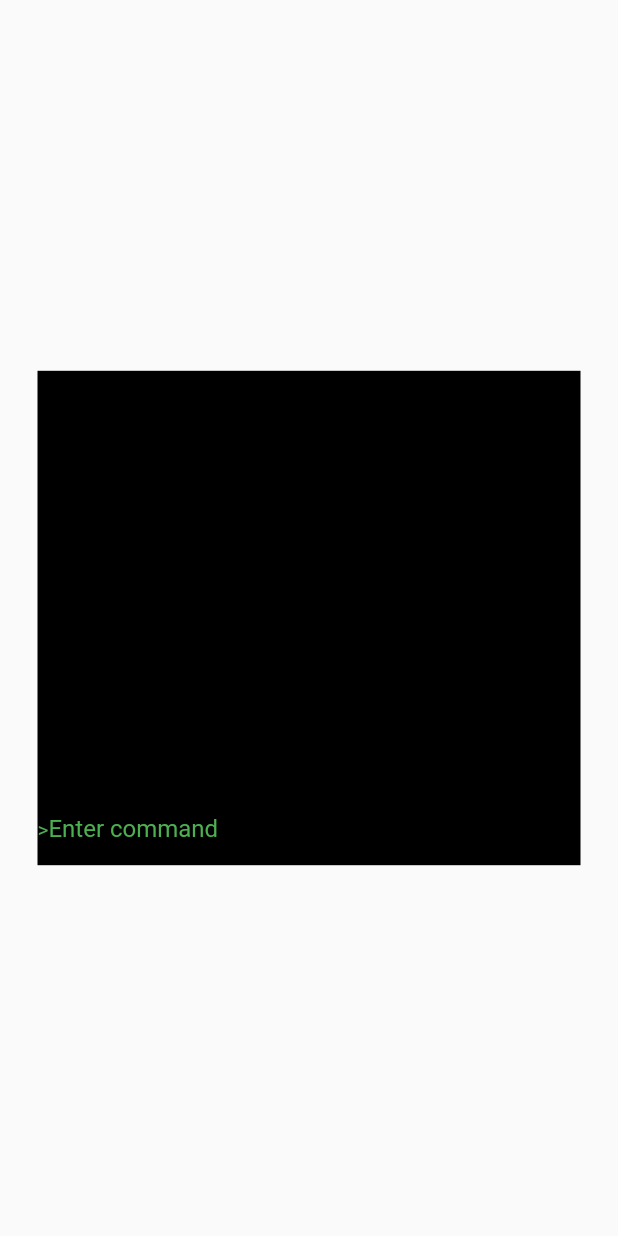
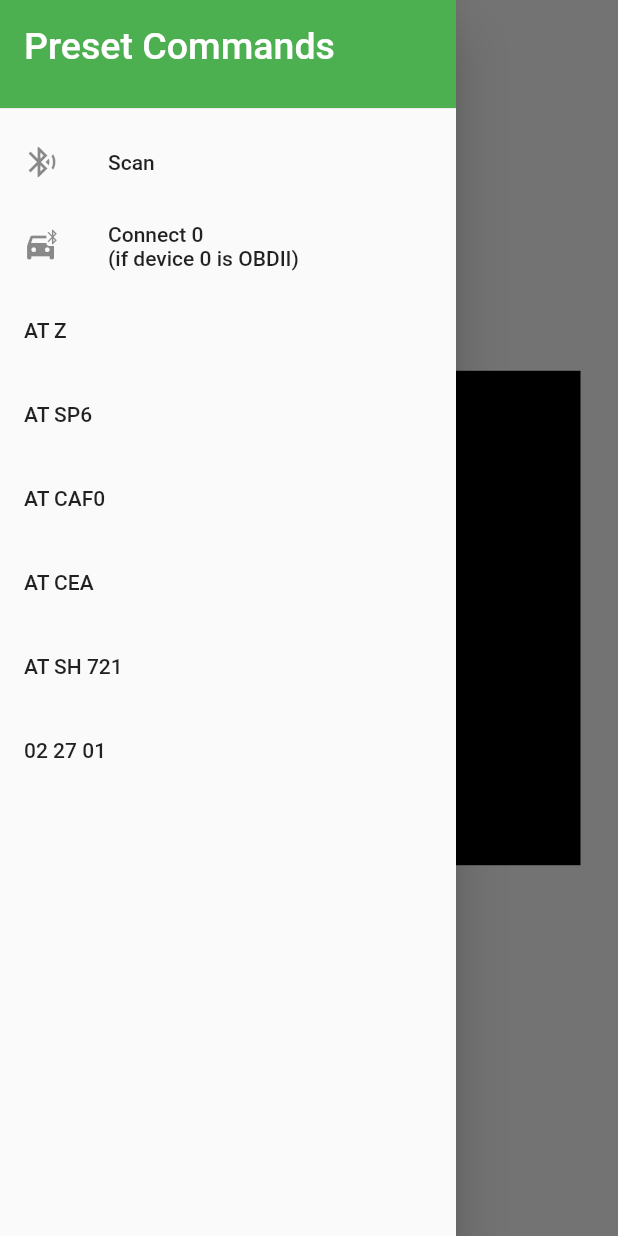
Before and after one commit to Keatr0n/obd_tuner, a Flutter app: the screen it shows after launch, with the side drawer open (before the commit the screen has no drawer), on a phone screen of 412 x 824 dp. Run offline on Flutter 3.47's test engine with Material 2 defaults, Android fonts, the phone set to English and light mode, and no system bars; our stand-ins replace flutter_blue, flutter_bluetooth_serial, permission_handler.

Commit message:
Add in some initial quick button commands

```diff
--- a/lib/main.dart
+++ b/lib/main.dart
@@ -1,4 +1,5 @@
 import 'package:flutter/material.dart';
+import 'package:obd_tuner/widgets/preset_commands_menu.dart';
 import 'package:obd_tuner/widgets/terminal.dart';
 
 void main() {
@@ -30,17 +31,26 @@ class HomePage extends StatefulWidget {
 class _HomePageState extends State<HomePage> {
   @override
   Widget build(BuildContext context) {
+
+    GlobalKey<TerminalState> termKey = GlobalKey<TerminalState>();
+
+    Terminal term = Terminal(
+      key: termKey,
+      height: MediaQuery.of(context).size.width * 0.8,
+      width: MediaQuery.of(context).size.width - 50,
+    );
+
+
+
     return Scaffold(
+      drawer: PresetCommandsMenu( (command) => termKey.currentState!.onNewCommand(command) ),
       body: Center(
         child: Column(
           mainAxisAlignment: MainAxisAlignment.center,
           crossAxisAlignment: CrossAxisAlignment.center,
           children: [
             // add some sort of bluetooth setup here with a status indicator
-            Terminal(
-              height: MediaQuery.of(context).size.width * 0.8,
-              width: MediaQuery.of(context).size.width - 50,
-            ),
+            term,
             // put a list of preset commands here
           ],
         ),
--- /dev/null
+++ b/lib/widgets/preset_commands_menu.dart
@@ -0,0 +1,72 @@
+
+import 'package:flutter/material.dart';
+
+// The terminal interface is awesome - but who wants to type anything,
+// so lets put the requested test commands into the side menu.
+// NB : We would have a data file of all available OBCII commands in a real app,
+//      I didn't find a good one to pull in, so this is all that we are doing in the PoC.
+class PresetCommandsMenu extends StatelessWidget {
+
+  final void Function(String) _callback;
+
+  final List<String> commandsList = [
+  'AT Z',
+  'AT SP6',
+  'AT CAF0',
+  'AT CEA',
+  'AT SH 721',
+  '02 27 01',
+  ];
+
+  PresetCommandsMenu(
+    this._callback,
+    {Key? key}
+  ) : super(key: key);
+
+  @override
+  Widget build(BuildContext context) {
+
+    void closeMenuAndCallback(String command) {
+      Navigator.of(context).pop();
+      _callback(command);
+    }
+
+    return Drawer(
+      child: ListView(
+        padding: EdgeInsets.zero,
+        children: <Widget>[
+          const SizedBox(
+            height: 80.0,
+            child: DrawerHeader(
+                      decoration: BoxDecoration(
+                          color: Colors.green,
+                      ),
+                      child: Text(
+                        'Preset Commands',
+                        style: TextStyle(color: Colors.white, fontSize: 25),
+                      ),
+                    ),
+          ),
+          ListTile(
+            leading: const Icon(Icons.bluetooth_searching),
+            title: const Text('Scan'),
+            onTap: () => closeMenuAndCallback('scan'),
+          ),
+          ListTile(
+            leading: const Icon(Icons.bluetooth_drive),
+            title: const Text('Connect 0\n(if device 0 is OBDII)'),
+            onTap: () => closeMenuAndCallback('connect 0'),
+          ),
+
+          ...commandsList.map((c) =>
+            ListTile(
+              title: Text(c),
+              onTap: () => closeMenuAndCallback(c)
+            ),
+          ),
+
+        ],
+      ),
+    );
+  }
+}
--- a/lib/widgets/terminal.dart
+++ b/lib/widgets/terminal.dart
@@ -44,10 +44,10 @@ class Terminal extends StatefulWidget {
   final Stream<String>? commandStream;
 
   @override
-  State<Terminal> createState() => _TerminalState();
+  State<Terminal> createState() => TerminalState();
 }
 
-class _TerminalState extends State<Terminal> {
+class TerminalState extends State<Terminal> {
   final _textController = TextEditingController();
   final List<_TerminalData> _data = [];
 
```
